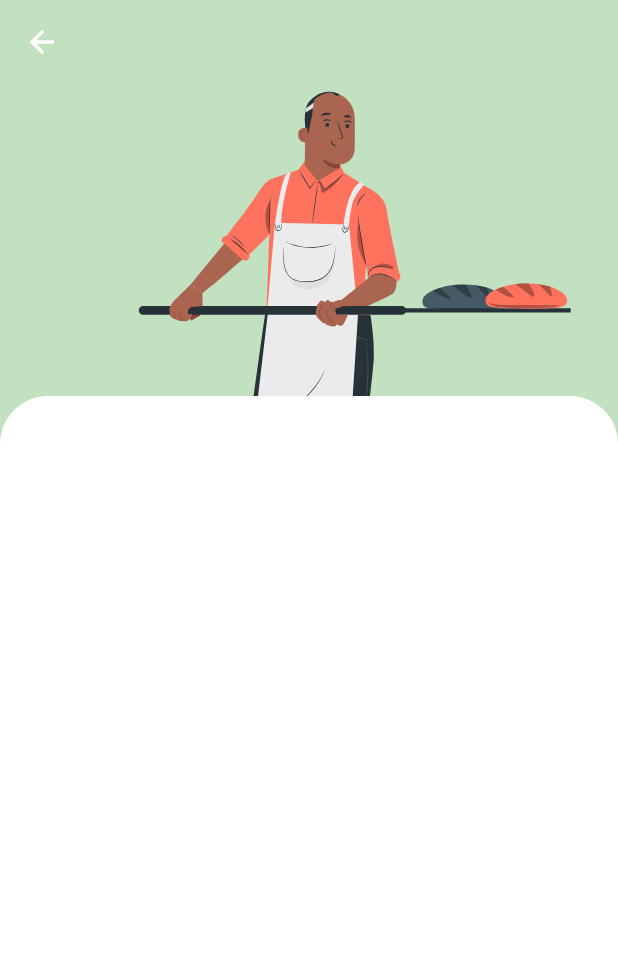
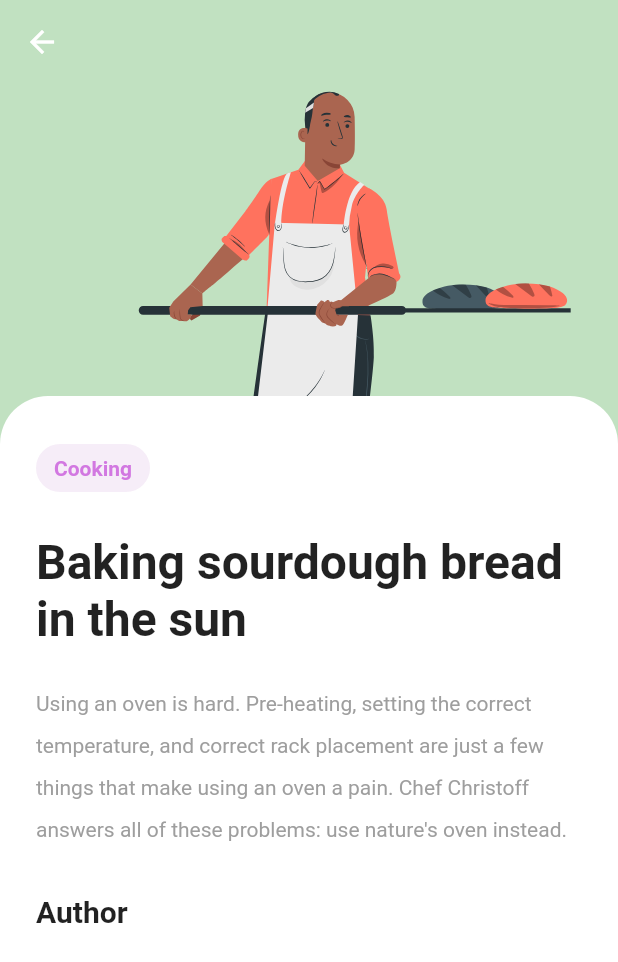
Before and after one commit to huynhtastic/5-days-ui-online-courses, a Flutter app: the CourseDetailScreen screen opened directly with sample values from the repository, on a phone screen of 412 x 824 dp. Shown: the top 962 px of the screen. Run offline on Flutter 3.47's test engine with Material 2 defaults, Android fonts, the phone set to English and light mode, and no system bars; our stand-ins replace flutter_svg.

Commit message:
feat: scaffold detail screen

```diff
--- a/lib/screens/course_detail/course_detail_screen.dart
+++ b/lib/screens/course_detail/course_detail_screen.dart
@@ -1,6 +1,6 @@
 import 'package:flutter/material.dart';
 
-import './widgets/widgets.dart';
+import 'widgets/widgets.dart';
 import '../../models/course_info.dart';
 
 class CourseDetailScreen extends StatelessWidget {
@@ -29,16 +29,7 @@ class CourseDetailScreen extends StatelessWidget {
               left: 0,
               right: 0,
               bottom: 0,
-              child: Container(
-                decoration: BoxDecoration(
-                  color: Colors.white,
-                  borderRadius: BorderRadius.only(
-                    topLeft: Radius.circular(32),
-                    topRight: Radius.circular(32),
-                  ),
-                ),
-                height: 560,
-              ),
+              child: DetailSheet(course),
             ),
           ],
         ),
--- /dev/null
+++ b/lib/screens/course_detail/widgets/detail_sheet.dart
@@ -0,0 +1,64 @@
+import 'package:flutter/material.dart';
+import 'package:two_online_courses/models/course_info.dart';
+
+class DetailSheet extends StatelessWidget {
+  final CourseInfo course;
+  const DetailSheet(this.course, {Key key}) : super(key: key);
+
+  @override
+  Widget build(BuildContext context) {
+    return Container(
+      decoration: BoxDecoration(
+        color: Colors.white,
+        borderRadius: BorderRadius.only(
+          topLeft: Radius.circular(32),
+          topRight: Radius.circular(32),
+        ),
+      ),
+      height: 560,
+      padding: EdgeInsets.all(24.0),
+      child: SingleChildScrollView(
+        child: Column(
+          crossAxisAlignment: CrossAxisAlignment.start,
+          children: [
+            Chip(
+              backgroundColor: const Color.fromRGBO(210, 120, 225, 0.1),
+              label: Text(
+                course.category.name,
+                style: TextStyle(
+                  fontWeight: FontWeight.bold,
+                  color: const Color.fromRGBO(210, 120, 225, 1),
+                ),
+              ),
+            ),
+            SizedBox(height: 20.0),
+            Text(
+              course.name,
+              style: TextStyle(
+                fontWeight: FontWeight.bold,
+                fontSize: 32.0,
+              ),
+            ),
+            SizedBox(height: 20.0),
+            Text(
+              course.desc,
+              style: TextStyle(
+                color: Colors.grey,
+                height: 2,
+              ),
+            ),
+            SizedBox(height: 32.0),
+            Text(
+              'Author',
+              style: TextStyle(
+                fontWeight: FontWeight.bold,
+                fontSize: 20,
+              ),
+            ),
+            SizedBox(height: 16),
+          ],
+        ),
+      ),
+    );
+  }
+}
--- a/lib/screens/course_detail/widgets/widgets.dart
+++ b/lib/screens/course_detail/widgets/widgets.dart
@@ -1 +1,2 @@
 export 'course_image.dart';
+export 'detail_sheet.dart';
--- a/lib/screens/home/widgets/course_list.dart
+++ b/lib/screens/home/widgets/course_list.dart
@@ -20,7 +20,7 @@ List<CourseInfo> courses = [
   CourseInfo(
     name: 'Cutting hair without a Richard',
     desc:
-        "Cutting hair with a Richard is the world's biggest trend since sliced bread, but Hairdresser Door's latest course brings hairstyling back to the basics. Join her in the newest craze and get your hair popping without a Richard!",
+        "Cutting hair with a Richard is easy, but cutting hair without a Richard is a symbol of mastery. Join Hairdresser Door as she shows you how to master the technique without a Richard, because using a Richard is too Richard. Nobody wants to be too Richard.",
     image: 'assets/images/Hairdresser-amico.svg',
     instructorName: 'Hairdresser Door',
     instructorAvatar: 'assets/images/hairstylist.png',
```
